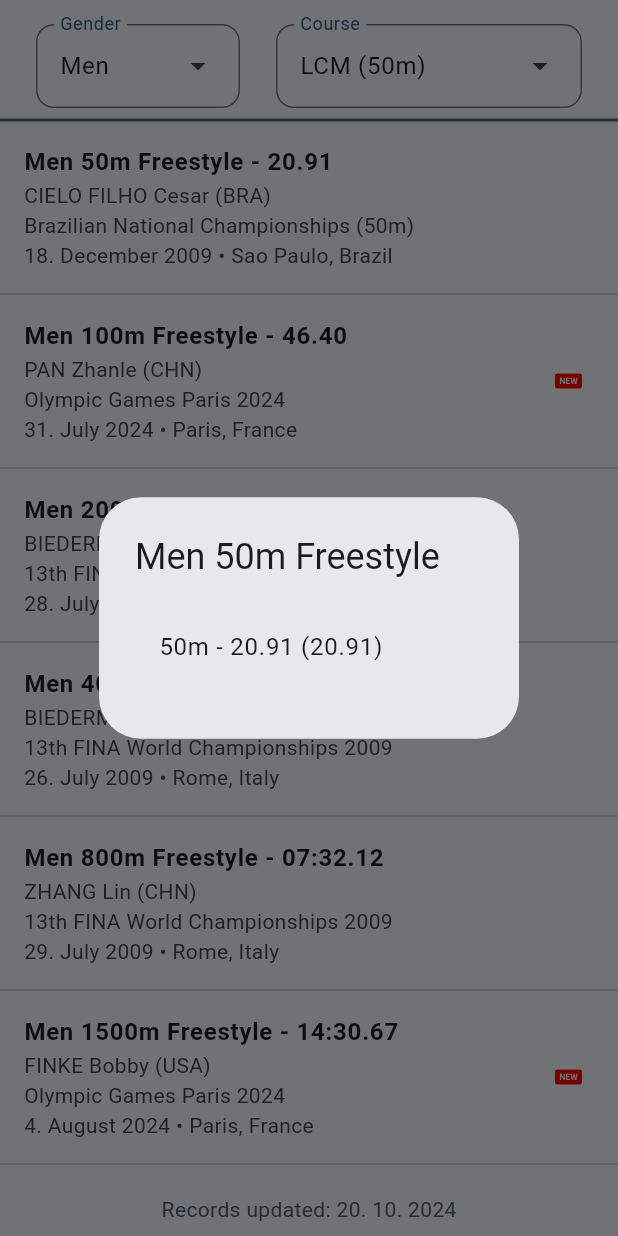
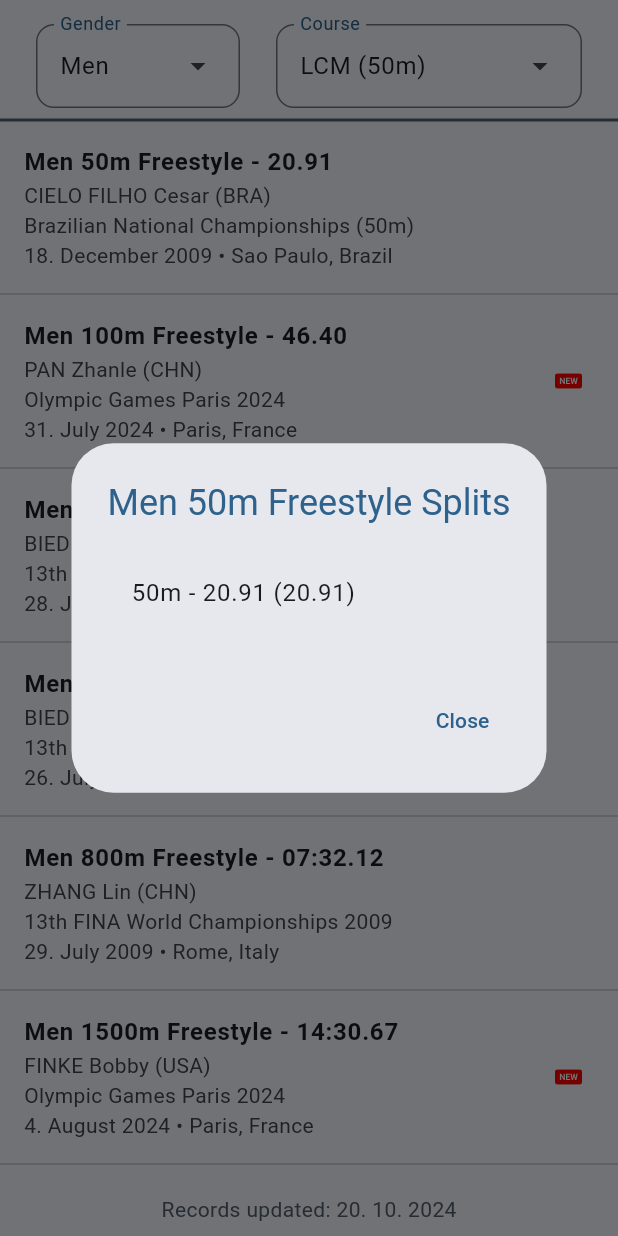
Before and after one commit to Nert53/aqua-points-calculator, a Flutter app: the RecordsScreen screen opened directly, after a tap on an icon or button, on a phone screen of 412 x 824 dp. Run offline on Flutter 3.47's test engine with Material 3 defaults, Android fonts, the phone set to English and light mode, and no system bars; our stand-ins replace flutter_linkify, flutter_svg, shared_preferences; accounts and stored records are empty; generated files the repository leaves out were written again.

Commit message:
ui changes

```diff
--- a/lib/l10n/app_cs.arb
+++ b/lib/l10n/app_cs.arb
@@ -17,6 +17,7 @@
     "light": "Tmavý",
     "dark": "Světlý",
     "aboutApp": "O aplikaci",
+    "close": "Zavřít",
     "lcm": "50m bazén",
     "scm": "25m bazén",
     "min": "min",
--- a/lib/l10n/app_de.arb
+++ b/lib/l10n/app_de.arb
@@ -17,6 +17,7 @@
   "light": "Hell",
   "dark": "Dunkel",
   "aboutApp": "Über die App",
+  "close": "Schließen",
   "lcm": "Langbahn (50m)",
   "scm": "Kurzbahn (25m)",
   "min": "min",
--- a/lib/l10n/app_en.arb
+++ b/lib/l10n/app_en.arb
@@ -17,6 +17,7 @@
   "light": "Light",
   "dark": "Dark",
   "aboutApp": "About App",
+  "close": "Close",
   "lcm": "LCM (50m)",
   "scm": "SCM (25m)",
   "min": "min",
--- a/lib/view/screen/records_screen.dart
+++ b/lib/view/screen/records_screen.dart
@@ -195,7 +195,27 @@
                               context: context,
                               builder: (context) {
                                 return AlertDialog(
-                                  title: Text(record.event),
+                                  title: Text(
+                                    '${record.event} Splits',
+                                    style: TextStyle(
+                                        color: Theme.of(context)
+                                            .colorScheme
+                                            .primary),
+                                  ),
+                                  actions: [
+                                    TextButton(
+                                      onPressed: () {
+                                        Navigator.of(context).pop();
+                                      },
+                                      child: Text(
+                                        AppLocalizations.of(context)!.close,
+                                        style: TextStyle(
+                                            color: Theme.of(context)
+                                                .colorScheme
+                                                .primary),
+                                      ),
+                                    ),
+                                  ],
                                   content: SizedBox(
                                     height: (record.splits.length * 50) + 15,
                                     width: double.minPositive,
```
